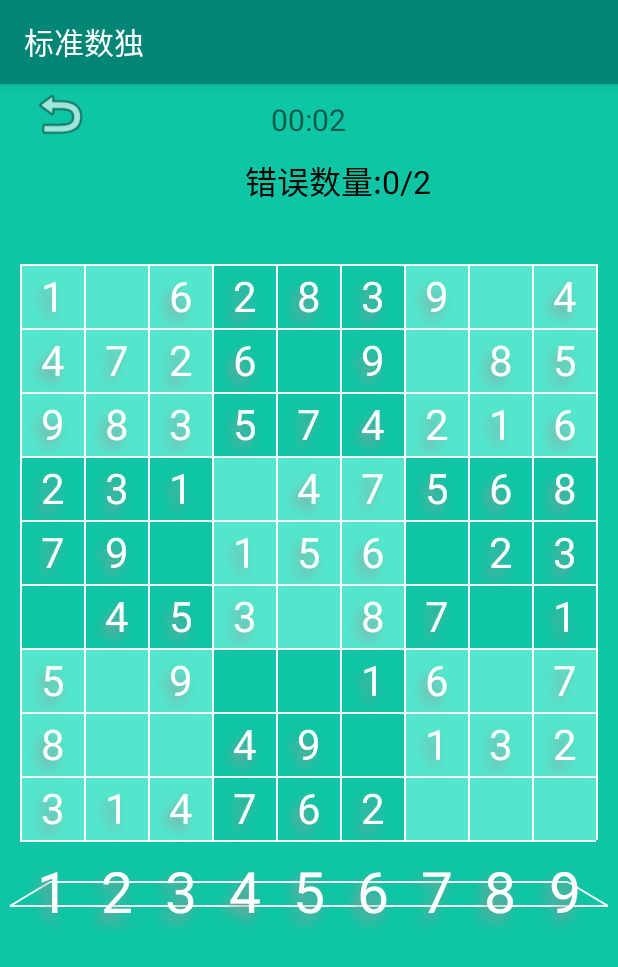
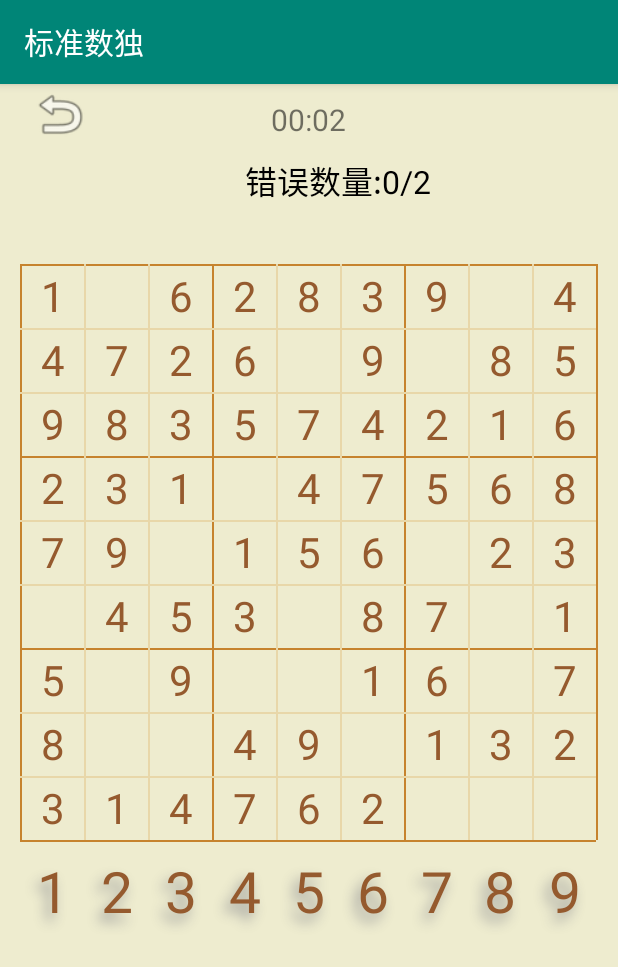
Before and after one commit to MBP-Graduation-Project-Team/ShuDuGame, an Android app: the GameActivity screen opened directly, with no data from a screen before it, on a phone screen of 412 x 824 dp. Shown: the top 967 px of the screen. Run offline under Robolectric (Android 15) with nearby library versions, the light colour scheme and no system bars.

Commit message:
更新了游戏界面的颜色搭配

```diff
--- a/app/src/main/java/com/mbp/sudoku/activity/GameActivity.java
+++ b/app/src/main/java/com/mbp/sudoku/activity/GameActivity.java
@@ -25,6 +25,8 @@ import java.util.TimerTask;
 
 public class GameActivity extends AppCompatActivity {
 
+    /** 数据库 **/
+    DataBaseHelper dataBaseHelper = new DataBaseHelper(this,"ShuDu.db",null,1);
     /** TimerTask **/
     private TimerTask timerTask;
     /** 时间 **/
@@ -34,55 +36,29 @@ public class GameActivity extends AppCompatActivity {
     /** 关卡编号 **/
     private int level;
     /** 耗时 **/
-    private int cnt = MapUtil.getTime();
+    private int time = MapUtil.getTime();
 
     @Override
     protected void onCreate(@Nullable Bundle savedInstanceState) {
-        Intent gameIntent = getIntent();
-        String gameType = gameIntent.getStringExtra("gameType");
-        level = gameIntent.getIntExtra("level",1);
+        String gameType = getIntent().getStringExtra("gameType");
+        level = getIntent().getIntExtra("level",1);
         updateEndLevelSpeed(level);
         getGameMap(level);
         //继续游戏
         if ("continue".equals(gameType)){
             Log.d("GameActivity","继续游戏!");
-            DataBaseHelper dataBaseHelper = new DataBaseHelper(this,"ShuDu.db",null,1);
-            SQLiteDatabase database = dataBaseHelper.getWritableDatabase();
-            Cursor cursor = database.rawQuery("select * from tb_game_speed where level = ?",new String[]{String.valueOf(level)});
-            if (cursor.moveToFirst()){
-                do {
-                    String currentMap = cursor.getString(1);
-                    cnt = cursor.getInt(2);
-                    int errorCount = cursor.getInt(3);
-                    MapUtil.setCutData(StringToArray(currentMap));
-                    GameView.setErrorCount(errorCount);
-                    Log.d("当前游戏地图", Arrays.deepToString(StringToArray(currentMap)));
-                }while (cursor.moveToNext());
-            }
-            cursor.close();
+            getSpeedGameMap(level);
         }
         //新游戏
         if ("new".equals(gameType)){
             Log.d("GameActivity","新游戏!");
-            //重置错误数量
-            GameView.setErrorCount(0);
-            //重置计时器时间
-            MapUtil.setTime(0);
-            cnt = 0;
+            resetGame();
         }
         super.onCreate(savedInstanceState);
         setContentView(R.layout.game_layout);
         //计时器
         timeShow = findViewById(R.id.game_time);
-        timerTask = new TimerTask() {
-            @Override
-            public void run() {
-                MapUtil.setTime(cnt);
-                TimeUtil timeUtil = new TimeUtil();
-                runOnUiThread(() -> timeShow.setText(timeUtil.getStringTime(cnt++)));
-            }
-        };
-        timer.schedule(timerTask,0,1000);
+        startTime();
 
         //暂停按钮
         Button btn_suspend = findViewById(R.id.return_button);
@@ -94,13 +70,39 @@ public class GameActivity extends AppCompatActivity {
     }
 
     /**
-     * 暂停计时器
+     * 启动计时器
+     */
+    private void startTime(){
+        TimeUtil timeUtil = new TimeUtil();
+        timerTask = new TimerTask() {
+            @Override
+            public void run() {
+                MapUtil.setTime(time);
+                runOnUiThread(() -> timeShow.setText(timeUtil.getStringTime(time++)));
+            }
+        };
+        timer.schedule(timerTask,0,1000);
+    }
+
+    /**
+     * 暂停计时
      */
     private void stopTime(){
         if (!timerTask.cancel()){
             timerTask.cancel();
             timer.cancel();
         }
+    }
+
+    /**
+     * 从新开始关卡
+     */
+    private void resetGame(){
+        //重置错误数量
+        GameView.setErrorCount(0);
+        //重置计时器时间
+        MapUtil.setTime(0);
+        time = 0;
     }
 
     /**
@@ -125,12 +127,34 @@ public class GameActivity extends AppCompatActivity {
     }
 
     /**
+     * 读取游戏进度
+     * @param level 关卡编号
+     */
+    public void getSpeedGameMap(int level){
+        SQLiteDatabase database = dataBaseHelper.getWritableDatabase();
+        Cursor cursor = database.rawQuery("select * from tb_game_speed where level = ?",new String[]{String.valueOf(level)});
+        if (cursor.moveToFirst()){
+            do {
+                //游戏地图进度
+                String currentMap = cursor.getString(1);
+                //游戏时间
+                time = cursor.getInt(2);
+                //错误数量
+                int errorCount = cursor.getInt(3);
+                MapUtil.setCutData(StringToArray(currentMap));
+                GameView.setErrorCount(errorCount);
+                Log.d("当前游戏地图", Arrays.deepToString(StringToArray(currentMap)));
+            }while (cursor.moveToNext());
+        }
+        cursor.close();
+    }
+
+    /**
      * 获取游戏地图
      * @param level 关卡编号
      */
     public void getGameMap(int level){
         Log.d("GameActivity","获取游戏地图");
-        DataBaseHelper dataBaseHelper = new DataBaseHelper(this,"ShuDu.db",null,1);
         SQLiteDatabase database = dataBaseHelper.getWritableDatabase();
         Cursor cursor = database.rawQuery("select * from tb_game_map where level = ?",new String[]{String.valueOf(level)});
         if (cursor.moveToFirst()){
@@ -159,7 +183,6 @@ public class GameActivity extends AppCompatActivity {
      */
     private void updateEndLevelSpeed(int level){
         Log.d("GameActivity","标记最后一次游戏进度");
-        DataBaseHelper dataBaseHelper = new DataBaseHelper(this,"ShuDu.db",null,1);
         SQLiteDatabase database = dataBaseHelper.getWritableDatabase();
         //更新数据
         ContentValues values = new ContentValues();
@@ -171,12 +194,11 @@ public class GameActivity extends AppCompatActivity {
     protected void onPause() {
         super.onPause();
         Log.d("GameView", "保存游戏进度");
-
+        stopTime();
         Gson gson = new Gson();
         String mapJson = gson.toJson(MapUtil.getCutData());
 
         //获取游戏进度
-        DataBaseHelper dataBaseHelper = new DataBaseHelper(GameActivity.this, "ShuDu.db", null, 1);
         SQLiteDatabase database = dataBaseHelper.getWritableDatabase();
         Cursor cursor1 = database.rawQuery("select game_speed from tb_game_speed where level = ?", new String[]{String.valueOf(level)});
         //不存在游戏进度
@@ -185,7 +207,7 @@ public class GameActivity extends AppCompatActivity {
             ContentValues values = new ContentValues();
             values.put("level", level);
             values.put("game_speed", mapJson);
-            values.put("now_time", cnt);
+            values.put("now_time", time);
             values.put("error_number", GameView.getErrorCount());
             database.insert("tb_game_speed", null, values);
         }
@@ -195,7 +217,7 @@ public class GameActivity extends AppCompatActivity {
             //更新数据
             ContentValues values = new ContentValues();
             values.put("game_speed", mapJson);
-            values.put("now_time", cnt);
+            values.put("now_time", time);
             values.put("error_number", GameView.getErrorCount());
             database.update("tb_game_speed", values, "level = ?", new String[]{String.valueOf(level)});
         }
--- a/app/src/main/java/com/mbp/sudoku/view/GameView.java
+++ b/app/src/main/java/com/mbp/sudoku/view/GameView.java
@@ -32,8 +32,10 @@ public class GameView extends View {
     private int cellWidth;
     /** 白线 **/
     private Paint mLinePaint;
+    /** 白线 **/
+    private Paint linePaint;
     /** 浅蓝色的方格子 **/
-    private Paint mDarkPaint;
+//    private Paint mDarkPaint;
     /** 用户点击 浅绿色的格子 **/
     private Paint mOptDarkPaint;
     /** 原始数据 数字 **/
@@ -93,23 +95,28 @@ public class GameView extends View {
     //设定画笔颜色,风格,大小
     private void initPaint() {
         mLinePaint = new Paint();
-        mLinePaint.setColor(Color.WHITE);
+        mLinePaint.setColor(Color.rgb(198,131,46));
         mLinePaint.setStyle(Paint.Style.STROKE);
         mLinePaint.setStrokeWidth(2f);
 
-        mDarkPaint = new Paint();
+        linePaint = new Paint();
+        linePaint.setColor(Color.rgb(232,215,169));
+        linePaint.setStyle(Paint.Style.STROKE);
+        linePaint.setStrokeWidth(2f);
+
+        /*mDarkPaint = new Paint();
         mDarkPaint.setColor(Color.parseColor("#52E7CD"));
-        mDarkPaint.setStyle(Paint.Style.FILL);
+        mDarkPaint.setStyle(Paint.Style.FILL);*/
 
         numberPaint = new Paint();
-        numberPaint.setColor(Color.WHITE);
+        numberPaint.setColor(Color.rgb(149,90,46));
         numberPaint.setTextSize(cellWidth * 0.65f);
         numberPaint.setTextAlign(Paint.Align.CENTER);
-        numberPaint.setShadowLayer(10F, -5F, 8F, Color.parseColor("#999999"));
+//        numberPaint.setShadowLayer(10F, -5F, 8F, Color.parseColor("#999999"));
         numberPaint.setAntiAlias(true);
 
         mOptPaint = new Paint();
-        mOptPaint.setColor(Color.WHITE);
+        mOptPaint.setColor(Color.rgb(149,90,46));
         mOptPaint.setTextSize(cellWidth * 0.65f+15);
         mOptPaint.setTextAlign(Paint.Align.CENTER);
         mOptPaint.setShadowLayer(10F, -5F, 8F, Color.parseColor("#999999"));
@@ -130,7 +137,8 @@ public class GameView extends View {
         errorNumberPaint.setAntiAlias(true);
 
         mOptDarkPaint = new Paint();
-        mOptDarkPaint.setColor(Color.parseColor("#52E76E"));
+//        mOptDarkPaint.setColor(Color.parseColor("#52E76E"));
+        mOptDarkPaint.setColor(Color.rgb(240,189,107));
         mOptDarkPaint.setStyle(Paint.Style.FILL);
 
         errorNumberCountPaint = new Paint();
@@ -187,10 +195,10 @@ public class GameView extends View {
 
         // 画平行四边形
         float startY = phoneWidth + layout_y;
-        canvas.drawLine(50, startY, phoneWidth -50, startY, mLinePaint);
+        /*canvas.drawLine(50, startY, phoneWidth -50, startY, mLinePaint);
         canvas.drawLine(10, startY + cellWidth - 40, phoneWidth -10, startY + cellWidth -40, mLinePaint);
         canvas.drawLine(50, startY, 10, startY + cellWidth - 40, mLinePaint);
-        canvas.drawLine(phoneWidth -50, startY, phoneWidth -10, startY + cellWidth -40, mLinePaint);
+        canvas.drawLine(phoneWidth -50, startY, phoneWidth -10, startY + cellWidth -40, mLinePaint);*/
 
         //画出候选区文字
         float y = (cellWidth - 30)/2.0f;
@@ -205,7 +213,7 @@ public class GameView extends View {
      */
     private void drawBoard(Canvas canvas) {
         // 画底色
-        for (int i = 0; i < 9; i++) {
+        /*for (int i = 0; i < 9; i++) {
             for (int j = 0; j < 9; j++) {
                 int x = i / 3;
                 int y = j / 3;
@@ -215,14 +223,24 @@ public class GameView extends View {
                     canvas.drawRect(cellWidth * j + 20, layout_y + cellWidth * i, cellWidth * j + 20 + cellWidth, layout_y + cellWidth * i + cellWidth, mDarkPaint);
                 }
             }
+        }*/
+
+        // 画白线
+        for (int i = 0; i < 10; i+=3) {
+                canvas.drawLine(20, cellWidth * i + 1 + layout_y, 9 * cellWidth + 20,
+                        cellWidth * i + 1 + layout_y, mLinePaint);
+                canvas.drawLine(cellWidth * i + 1 + 20, layout_y, cellWidth * i + 1
+                        + 20, 9 * cellWidth + layout_y, mLinePaint);
         }
 
         // 画白线
         for (int i = 0; i < 10; i++) {
-            canvas.drawLine(20, cellWidth * i + 1 + layout_y, 9 * cellWidth + 20,
-                    cellWidth * i + 1 + layout_y, mLinePaint);
-            canvas.drawLine(cellWidth * i + 1 + 20, layout_y, cellWidth * i + 1
-                    + 20, 9 * cellWidth + layout_y, mLinePaint);
+            if (!(i == 0 || i == 3 || i == 6 || i == 9)){
+                canvas.drawLine(20, cellWidth * i + 1 + layout_y, 9 * cellWidth + 20,
+                        cellWidth * i + 1 + layout_y, linePaint);
+                canvas.drawLine(cellWidth * i + 1 + 20, layout_y, cellWidth * i + 1
+                        + 20, 9 * cellWidth + layout_y, linePaint);
+            }
         }
 
         //画初始数字
@@ -270,7 +288,6 @@ public class GameView extends View {
             int y = mOptBoard % 9;
             gameMap.setCutData(x, y, choX + 1);
 
-//            saveSpeed(MapUtil.getLevel(),MapUtil.getTime());
 
             //填入数字错误
             if (!gameMap.judgeNumber(x, y, choX + 1)){
@@ -311,14 +328,6 @@ public class GameView extends View {
                 values.put("status",1);
                 database.update("tb_game_map", values,"level = ?", new String[]{String.valueOf(MapUtil.getLevel())});
 
-                /*//删除当前关卡记录
-                Log.d("GameView","删除当前关卡记录");
-                database.delete("tb_game_speed","level = ?",new String[]{String.valueOf(MapUtil.getLevel())});
-
-                Cursor cursor1 = database.rawQuery("select * from tb_game_speed where level = ?",new String[]{String.valueOf(MapUtil.getLevel())});
-                Log.d("游戏进度speed",String.valueOf(cursor1.getCount()));
-                cursor1.close();*/
-
                 //跳转到游戏成功界面
                 Intent intent = new Intent(getContext(), GameSuccessActivity.class);
                 intent.putExtra("level",MapUtil.getLevel());
@@ -329,16 +338,6 @@ public class GameView extends View {
         //重新绘制地图
         invalidate();
         return true;
-    }
-
-    // 再来一局
-    public void play() {
-        initView();
-    }
-    // 重头开始
-    public void repeat() {
-        gameMap.initCutData();
-        invalidate();
     }
 
     public static int getErrorCount() {
--- a/app/src/main/res/layout/game_layout.xml
+++ b/app/src/main/res/layout/game_layout.xml
@@ -2,7 +2,7 @@
 <RelativeLayout xmlns:android="http://schemas.android.com/apk/res/android"
     android:layout_width="match_parent"
     android:layout_height="match_parent"
-    android:background="#0EC5A5">
+    android:background="#EEECCF">
 
     <Button
         android:id="@+id/return_button"
--- a/app/src/main/res/values/strings.xml
+++ b/app/src/main/res/values/strings.xml
@@ -1,6 +1,6 @@
 <resources>
     <string name="app_name">标准数独</string>
-    <string name="gameStart">开始游戏</string>
+    <string name="gameStart">标准数独(九宫)</string>
     <string name="continueGame">继续游戏</string>
     <string name="selectCheckpoint">选择关卡</string>
     <string name="quitGame">退出游戏</string>
```
Also changed, not shown: app/src/main/java/com/mbp/sudoku/activity/SelectLevelActivity.java (added, +51 -0 lines), app/src/main/java/com/mbp/sudoku/util/MapUtil.java (+1 -21 lines), app/src/main/java/com/mbp/sudoku/view/SelectLevelView.java (added, +93 -0 lines), app/src/main/res/layout/main_layout.xml (+6 -3 lines), app/src/main/res/layout/select_level_layout.xml (added, +18 -0 lines), app/src/main/res/layout/success_layout.xml (+4 -3 lines).
